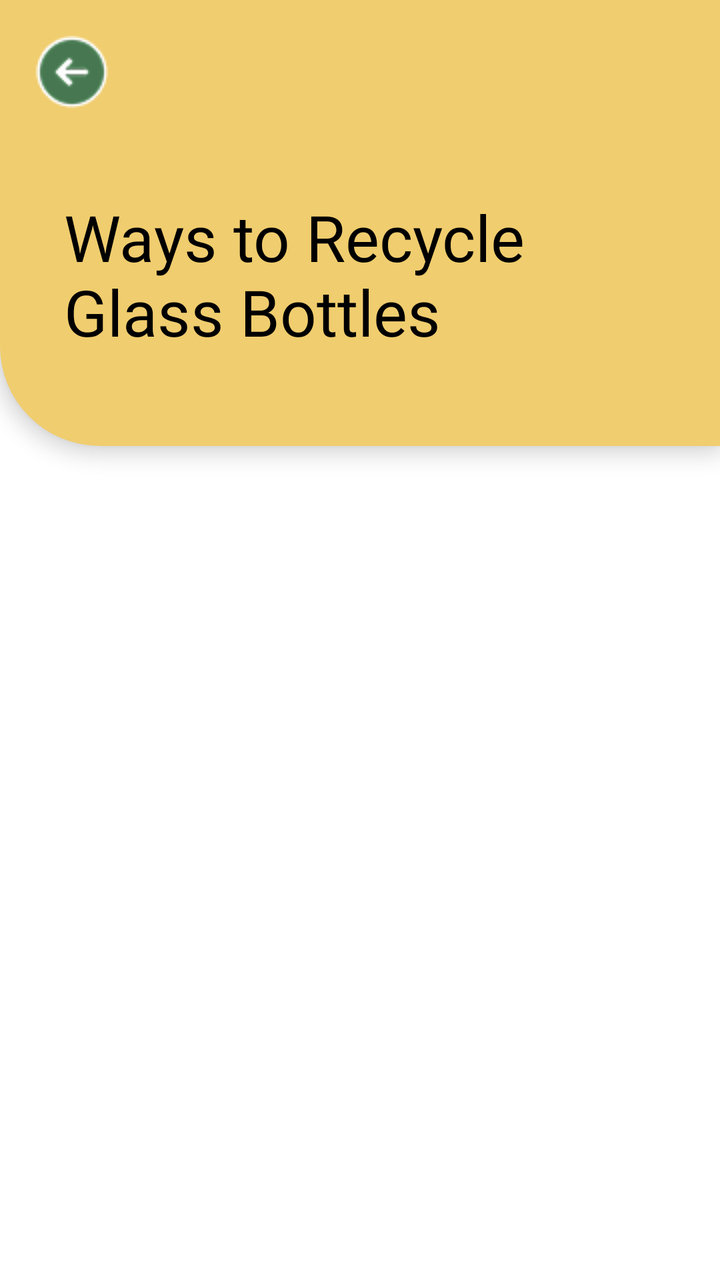
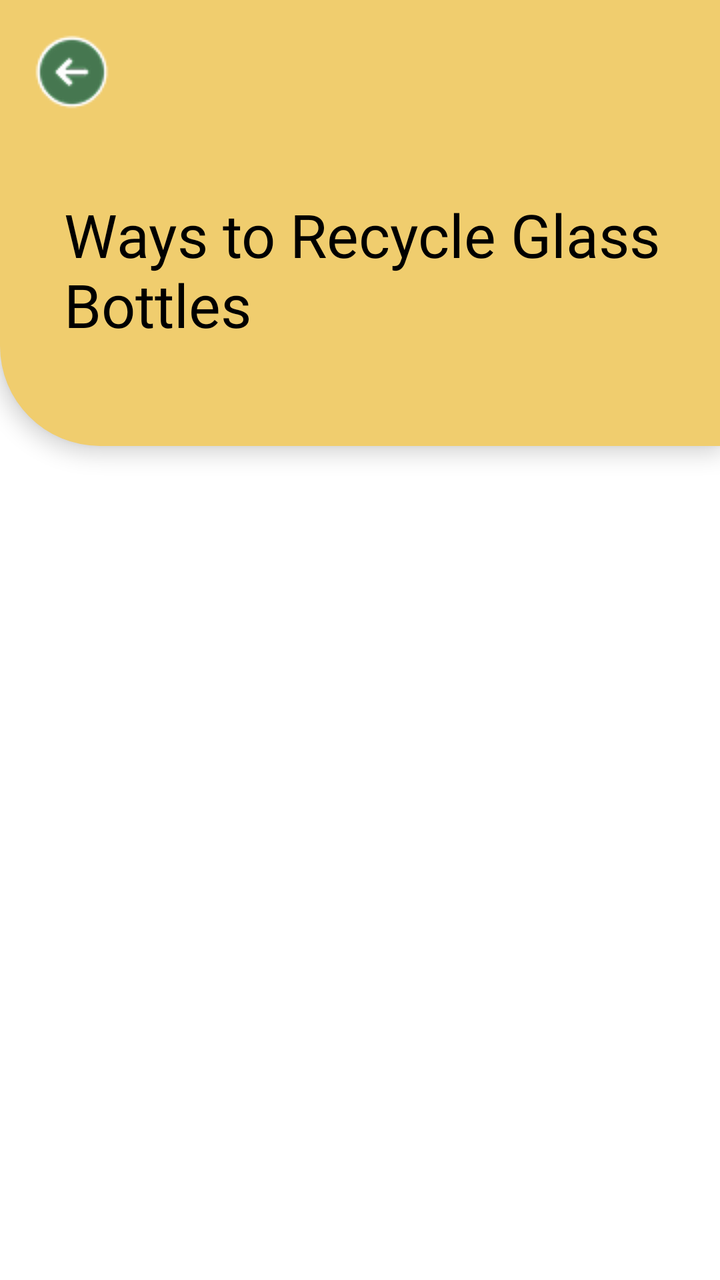

Screens rendered from an Android XML layout before and after an edit, with the pre-edit source and the edit as a unified diff.
<!-- AndroidManifest.xml: application theme Theme.SortItJSON -->
<!-- res/layout/fragment_guide_list.xml -->
<ScrollView
    xmlns:android="http://schemas.android.com/apk/res/android"
    android:layout_width="match_parent"
    android:layout_height="match_parent"
    android:fillViewport="true">

    <LinearLayout
        android:layout_width="match_parent"
        android:layout_height="wrap_content"
        android:orientation="vertical"
        android:background="#FFFFFF">

        <LinearLayout
            android:layout_width="match_parent"
            android:layout_height="223dp"
            android:translationZ="6dp"
            android:orientation="vertical"
            android:background="@drawable/recycling_guide_bg"
            android:paddingBottom="10dp">

            <ImageButton
                android:id="@+id/btnTopLeft"
                android:layout_width="40dp"
                android:layout_height="40dp"
                android:layout_margin="16dp"
                android:background="@android:color/transparent"
                android:contentDescription="Back"
                android:padding="8dp"
                android:src="@drawable/button_green_backward" />

            <TextView
                android:id="@+id/titleText"
                android:layout_width="match_parent"
                android:layout_height="wrap_content"
                android:layout_marginStart="32dp"
                android:layout_marginTop="25dp"
                android:layout_marginEnd="22dp"
                android:layout_marginBottom="8dp"
                android:fontFamily="@font/montserrat_extrabold"
                android:text="Ways to Recycle Glass Bottles"
                android:textColor="#000000"
                android:textSize="32sp" />
        </LinearLayout>

        <androidx.recyclerview.widget.RecyclerView
            android:id="@+id/recyclerView"
            android:layout_width="match_parent"
            android:layout_height="wrap_content"
            android:nestedScrollingEnabled="false"
            android:padding="16dp" />

    </LinearLayout>

</ScrollView>
<!-- resources referenced by this layout -->
<resources>
  <!-- drawable button_green_backward: png bitmap (drawable, 2091 bytes) -->
  <!-- drawable recycling_guide_bg (drawable) -->
  <?xml version="1.0" encoding="utf-8"?>
  <layer-list xmlns:android="http://schemas.android.com/apk/res/android">
  
      
      <item>
          <shape android:shape="rectangle">
              <solid android:color="#F0CD6E"/>
              <corners
                  android:topLeftRadius="0dp"
                  android:topRightRadius="0dp"
                  android:bottomLeftRadius="50dp"
                  android:bottomRightRadius="0dp"/>
          </shape>
      </item>
  
  </layer-list>
  <style name="Theme.SortItJSON" parent="Base.Theme.SortItJSON" />
  <style name="Base.Theme.SortItJSON" parent="Theme.Material3.DayNight.NoActionBar">
          
          <item name="colorPrimary">@color/darkgreen</item>
      </style>
  <color name="darkgreen">#467750</color>
</resources>

<!-- the commit's change to res/layout/fragment_guide_list.xml (unified diff, before → after) -->
@@ -39,7 +39,7 @@
                 android:fontFamily="@font/montserrat_extrabold"
                 android:text="Ways to Recycle Glass Bottles"
                 android:textColor="#000000"
-                android:textSize="32sp" />
+                android:textSize="30sp" />
         </LinearLayout>
 
         <androidx.recyclerview.widget.RecyclerView
@@ -47,7 +47,8 @@
             android:layout_width="match_parent"
             android:layout_height="wrap_content"
             android:nestedScrollingEnabled="false"
-            android:padding="16dp" />
+            android:layout_marginTop="15dp"
+            android:padding="3dp" />
 
     </LinearLayout>
 
